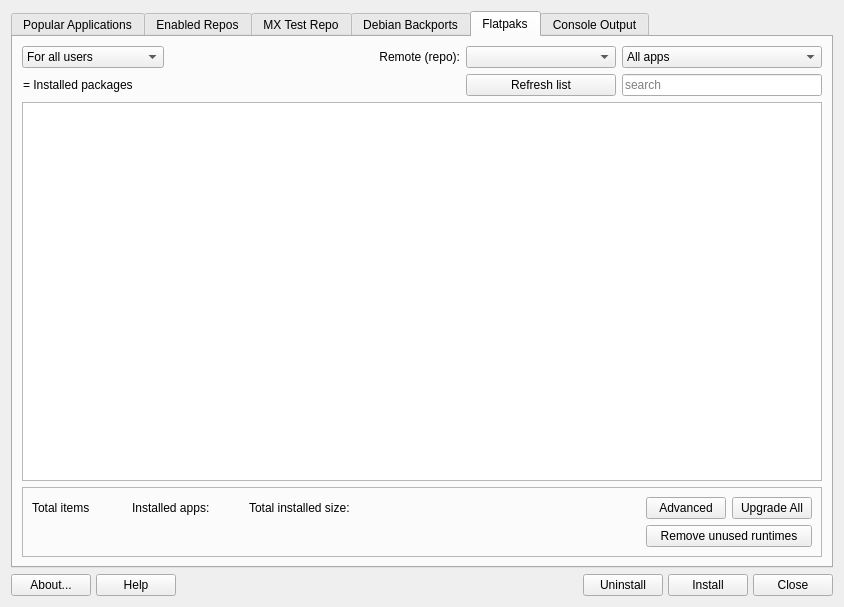
The window that src/mainwindow.ui (AdrianTM/mx-packageinstaller) describes before a commit, drawn with Qt 5.
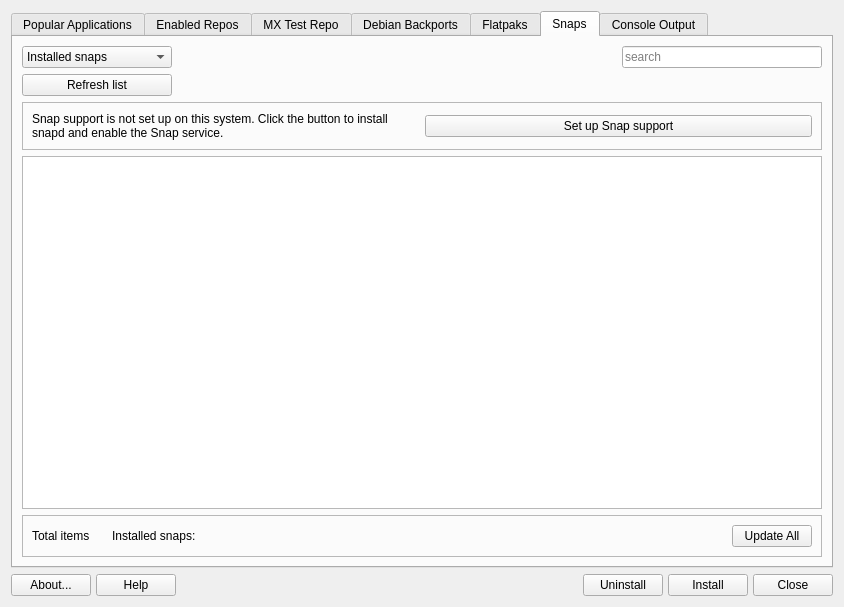
The same window after the commit. The open tabs and pages were chosen to show the change. Icons and pictures are not drawn.

Commit message:
Add Snap package management tab
Add a Snaps tab after the Flatpaks tab, shown only on systemd systems.
It supports searching the store (snap find), installing, removing, and
updating snaps, with a one-button snapd setup (installs snapd and runs
the snapd_setup helper to enable the service and install core), elevated
through the MXPI elevation tool.

Error dialogs for snap operations now report the short reason in the
message and put the raw backend output in the collapsible "Show Details"
box instead of cramming it into the title.

The edit to the form file:
```diff
--- a/src/mainwindow.ui
+++ b/src/mainwindow.ui
@@ -1503,6 +1503,213 @@
        </item>
       </layout>
      </widget>
+     <widget class="QWidget" name="tabSnap">
+      <property name="sizePolicy">
+       <sizepolicy hsizetype="Preferred" vsizetype="Expanding">
+        <horstretch>0</horstretch>
+        <verstretch>0</verstretch>
+       </sizepolicy>
+      </property>
+      <attribute name="title">
+       <string>Snaps</string>
+      </attribute>
+      <layout class="QGridLayout" name="gridLayoutSnap">
+       <item row="0" column="0">
+        <widget class="QComboBox" name="comboFilterSnap">
+         <property name="minimumSize">
+          <size>
+           <width>150</width>
+           <height>0</height>
+          </size>
+         </property>
+         <property name="maximumSize">
+          <size>
+           <width>200</width>
+           <height>16777215</height>
+          </size>
+         </property>
+         <property name="toolTip">
+          <string>&lt;html&gt;&lt;head/&gt;&lt;body&gt;&lt;p&gt;Filter packages according to their status.&lt;/p&gt;&lt;/body&gt;&lt;/html&gt;</string>
+         </property>
+         <property name="currentText">
+          <string>Installed snaps</string>
+         </property>
+         <item>
+          <property name="text">
+           <string>Installed snaps</string>
+          </property>
+         </item>
+         <item>
+          <property name="text">
+           <string>Search store</string>
+          </property>
+         </item>
+        </widget>
+       </item>
+       <item row="0" column="1">
+        <spacer name="horizontalSpacerSnap">
+         <property name="orientation">
+          <enum>Qt::Orientation::Horizontal</enum>
+         </property>
+         <property name="sizeHint" stdset="0">
+          <size>
+           <width>40</width>
+           <height>20</height>
+          </size>
+         </property>
+        </spacer>
+       </item>
+       <item row="0" column="2">
+        <widget class="QLineEdit" name="searchBoxSnap">
+         <property name="minimumSize">
+          <size>
+           <width>150</width>
+           <height>0</height>
+          </size>
+         </property>
+         <property name="maximumSize">
+          <size>
+           <width>200</width>
+           <height>16777215</height>
+          </size>
+         </property>
+         <property name="toolTip">
+          <string>&lt;html&gt;&lt;head/&gt;&lt;body&gt;&lt;p&gt;Type a term and press Enter to search the snap store.&lt;/p&gt;&lt;/body&gt;&lt;/html&gt;</string>
+         </property>
+         <property name="placeholderText">
+          <string>search</string>
+         </property>
+         <property name="clearButtonEnabled">
+          <bool>true</bool>
+         </property>
+        </widget>
+       </item>
+       <item row="1" column="0">
+        <widget class="QPushButton" name="pushRefreshSnap">
+         <property name="text">
+          <string>Refresh list</string>
+         </property>
+         <property name="autoDefault">
+          <bool>false</bool>
+         </property>
+        </widget>
+       </item>
+       <item row="2" column="0" colspan="3">
+        <widget class="QFrame" name="frameSnapSetup">
+         <property name="frameShape">
+          <enum>QFrame::Shape::StyledPanel</enum>
+         </property>
+         <property name="frameShadow">
+          <enum>QFrame::Shadow::Raised</enum>
+         </property>
+         <layout class="QGridLayout" name="gridLayoutSnapSetup">
+          <item row="0" column="0">
+           <widget class="QLabel" name="labelSnapSetup">
+            <property name="text">
+             <string>Snap support is not set up on this system. Click the button to install snapd and enable the Snap service.</string>
+            </property>
+            <property name="wordWrap">
+             <bool>true</bool>
+            </property>
+           </widget>
+          </item>
+          <item row="0" column="1">
+           <widget class="QPushButton" name="pushSetupSnapd">
+            <property name="text">
+             <string>Set up Snap support</string>
+            </property>
+            <property name="icon">
+             <iconset theme="system-software-install"/>
+            </property>
+            <property name="autoDefault">
+             <bool>false</bool>
+            </property>
+           </widget>
+          </item>
+         </layout>
+        </widget>
+       </item>
+       <item row="3" column="0" colspan="3">
+        <widget class="QTreeView" name="treeSnap">
+         <property name="sizePolicy">
+          <sizepolicy hsizetype="Expanding" vsizetype="Expanding">
+           <horstretch>0</horstretch>
+           <verstretch>0</verstretch>
+          </sizepolicy>
+         </property>
+         <property name="sortingEnabled">
+          <bool>true</bool>
+         </property>
+        </widget>
+       </item>
+       <item row="4" column="0" colspan="3">
+        <widget class="QFrame" name="frameSnap">
+         <property name="frameShape">
+          <enum>QFrame::Shape::StyledPanel</enum>
+         </property>
+         <property name="frameShadow">
+          <enum>QFrame::Shadow::Raised</enum>
+         </property>
+         <layout class="QGridLayout" name="gridLayoutSnapBottom">
+          <item row="0" column="0">
+           <widget class="QLabel" name="labelTotalApps_5">
+            <property name="text">
+             <string>Total items </string>
+            </property>
+           </widget>
+          </item>
+          <item row="0" column="1">
+           <widget class="QLabel" name="labelNumAppSnap">
+            <property name="text">
+             <string/>
+            </property>
+           </widget>
+          </item>
+          <item row="0" column="2">
+           <widget class="QLabel" name="labelInstalled_5">
+            <property name="text">
+             <string>Installed snaps:</string>
+            </property>
+           </widget>
+          </item>
+          <item row="0" column="3">
+           <widget class="QLabel" name="labelNumInstSnap">
+            <property name="text">
+             <string/>
+            </property>
+           </widget>
+          </item>
+          <item row="0" column="4">
+           <spacer name="horizontalSpacerSnap2">
+            <property name="orientation">
+             <enum>Qt::Orientation::Horizontal</enum>
+            </property>
+            <property name="sizeHint" stdset="0">
+             <size>
+              <width>40</width>
+              <height>20</height>
+             </size>
+            </property>
+           </spacer>
+          </item>
+          <item row="0" column="5">
+           <widget class="QPushButton" name="pushUpgradeSnap">
+            <property name="text">
+             <string>Update All</string>
+            </property>
+            <property name="icon">
+             <iconset theme="system-upgrade"/>
+            </property>
+            <property name="autoDefault">
+             <bool>false</bool>
+            </property>
+           </widget>
+          </item>
+         </layout>
+        </widget>
+       </item>
+      </layout>
+     </widget>
      <widget class="QWidget" name="tabOutput">
       <property name="sizePolicy">
        <sizepolicy hsizetype="Preferred" vsizetype="Expanding">
```
The commit also changes 8 other files.
